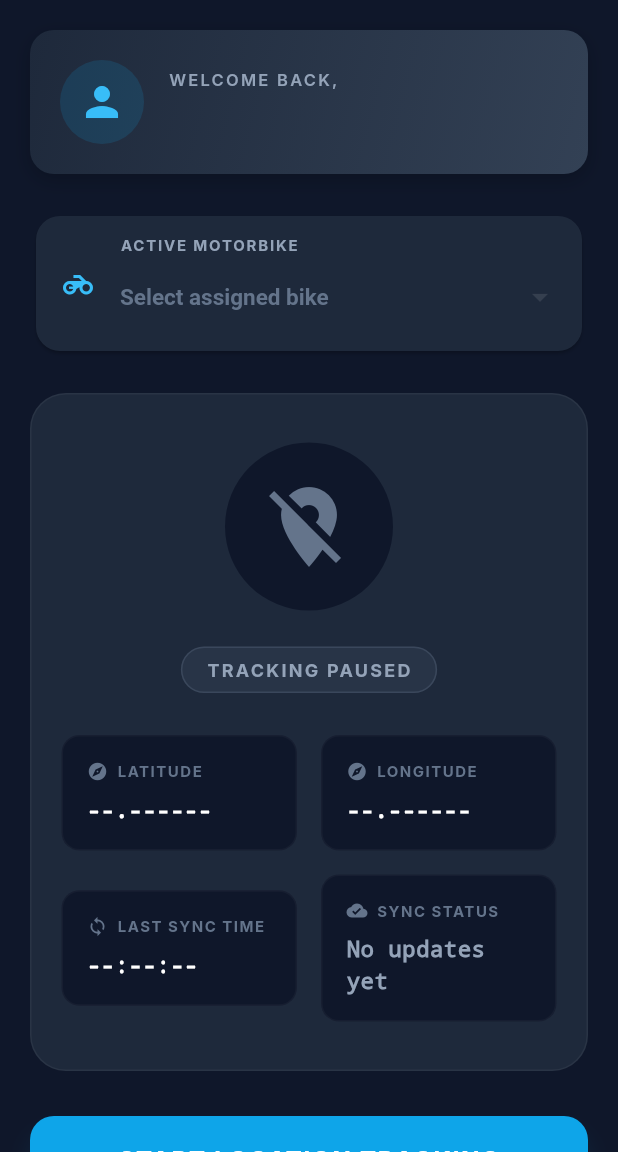
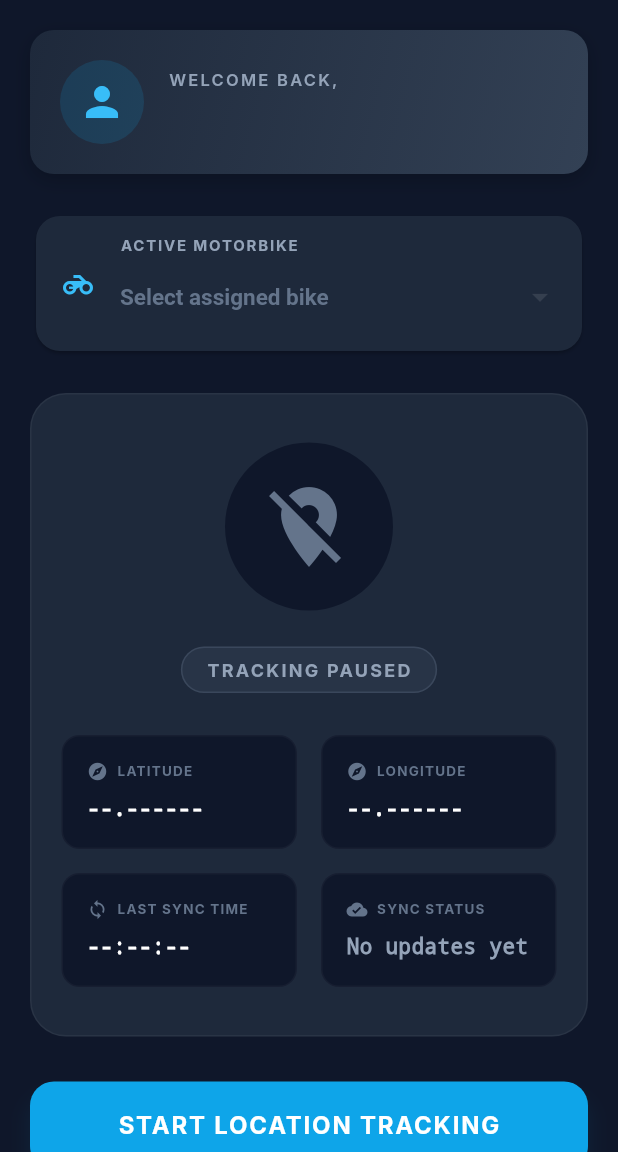
Before and after one commit to waheedkhan0/express_lease_driver_app_flutter, a Flutter app: the HomeScreen screen opened directly, on a phone screen of 412 x 824 dp, the part 84-1236 px from its top. Run offline on Flutter 3.47's test engine with Material 3 defaults, Android fonts, the light colour scheme and no system bars; our stand-ins replace flutter_local_notifications, geolocator, permission_handler, shared_preferences; missing offline and left inert: flutter_background_service; accounts and stored records are empty; Roboto replaces fonts that are missing (Inter).

Commit message:
fix: resolve home screen layout overflow, add warning banner for location error, and regenerate launcher icons with new logo image

```diff
--- a/lib/screens/home_screen.dart
+++ b/lib/screens/home_screen.dart
@@ -34,6 +34,14 @@ class _HomeScreenState extends State<HomeScreen> with SingleTickerProviderStateM
 
   StreamSubscription? _backgroundSubscription;
   late AnimationController _pulseController;
+
+  bool get _hasLocationError =>
+      !_lastSyncSuccess &&
+      (_statusMessage.toLowerCase().contains('gps') ||
+       _statusMessage.toLowerCase().contains('location') ||
+       _statusMessage.toLowerCase().contains('permission') ||
+       _statusMessage.toLowerCase().contains('denied') ||
+       _statusMessage.toLowerCase().contains('error'));
 
   @override
   void initState() {
@@ -526,6 +534,35 @@ class _HomeScreenState extends State<HomeScreen> with SingleTickerProviderStateM
                 const SizedBox(height: 24),
               ],
 
+              // Warning banner if location tracking fails or GPS is disabled
+              if (_isTrackingActive && _hasLocationError) ...[
+                Container(
+                  margin: const EdgeInsets.only(bottom: 16),
+                  padding: const EdgeInsets.symmetric(horizontal: 16, vertical: 12),
+                  decoration: BoxDecoration(
+                    color: const Color(0x26EF4444), // 15% opacity Red 500
+                    borderRadius: BorderRadius.circular(16),
+                    border: Border.all(color: const Color(0x66EF4444)), // 40% opacity Red 500
+                  ),
+                  child: Row(
+                    children: [
+                      const Icon(Icons.warning_amber_rounded, color: Color(0xFFF87171)),
+                      const SizedBox(width: 12),
+                      Expanded(
+                        child: Text(
+                          _statusMessage,
+                          style: const TextStyle(
+                            color: Color(0xFFFCA5A5), // Red 300
+                            fontSize: 13,
+                            fontWeight: FontWeight.bold,
+                          ),
+                        ),
+                      ),
+                    ],
+                  ),
+                ),
+              ],
+
               // Visual pulsing radar & Live Tracker Panel
               Container(
                 padding: const EdgeInsets.symmetric(vertical: 32, horizontal: 20),
@@ -766,13 +803,17 @@ class _HomeScreenState extends State<HomeScreen> with SingleTickerProviderStateM
             children: [
               Icon(icon, size: 14, color: const Color(0xFF64748B)),
               const SizedBox(width: 6),
-              Text(
-                label,
-                style: const TextStyle(
-                  fontSize: 10,
-                  color: Color(0xFF64748B),
-                  fontWeight: FontWeight.bold,
-                  letterSpacing: 1.0,
+              Expanded(
+                child: Text(
+                  label,
+                  maxLines: 1,
+                  overflow: TextOverflow.ellipsis,
+                  style: const TextStyle(
+                    fontSize: 9,
+                    color: Color(0xFF64748B),
+                    fontWeight: FontWeight.bold,
+                    letterSpacing: 0.8,
+                  ),
                 ),
               ),
             ],
@@ -780,8 +821,10 @@ class _HomeScreenState extends State<HomeScreen> with SingleTickerProviderStateM
           const SizedBox(height: 8),
           Text(
             value,
+            maxLines: 1,
+            overflow: TextOverflow.ellipsis,
             style: TextStyle(
-              fontSize: 15,
+              fontSize: 14,
               fontWeight: FontWeight.bold,
               color: valueColor ?? Colors.white,
               fontFamily: 'Courier', // monospaced style for values
```
Also changed, not shown: assets/icon/express_lease_logo.png, 31 other files.
